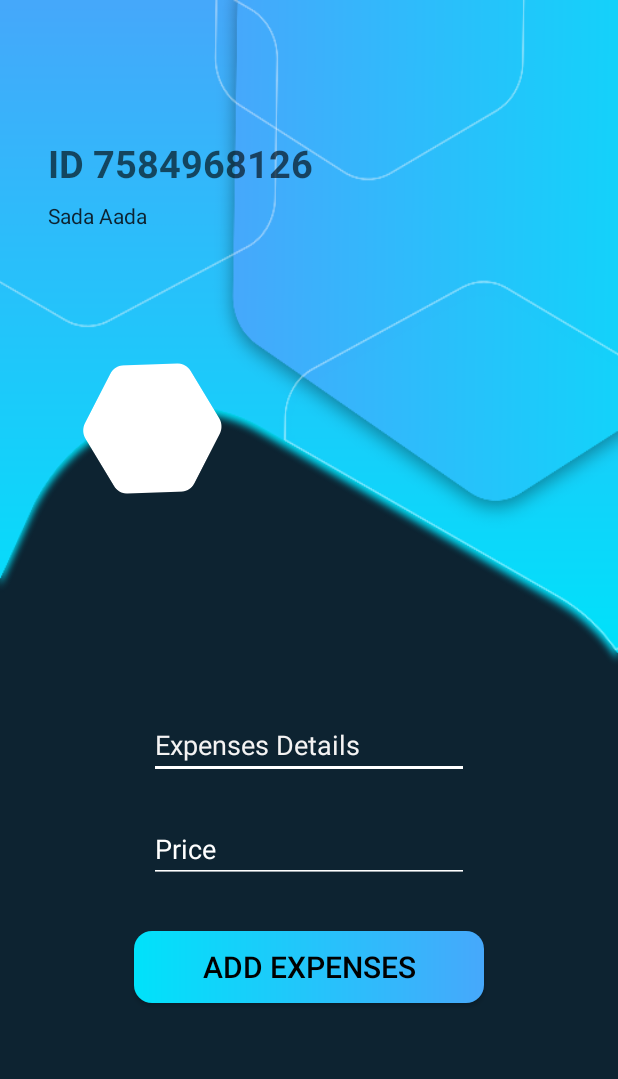
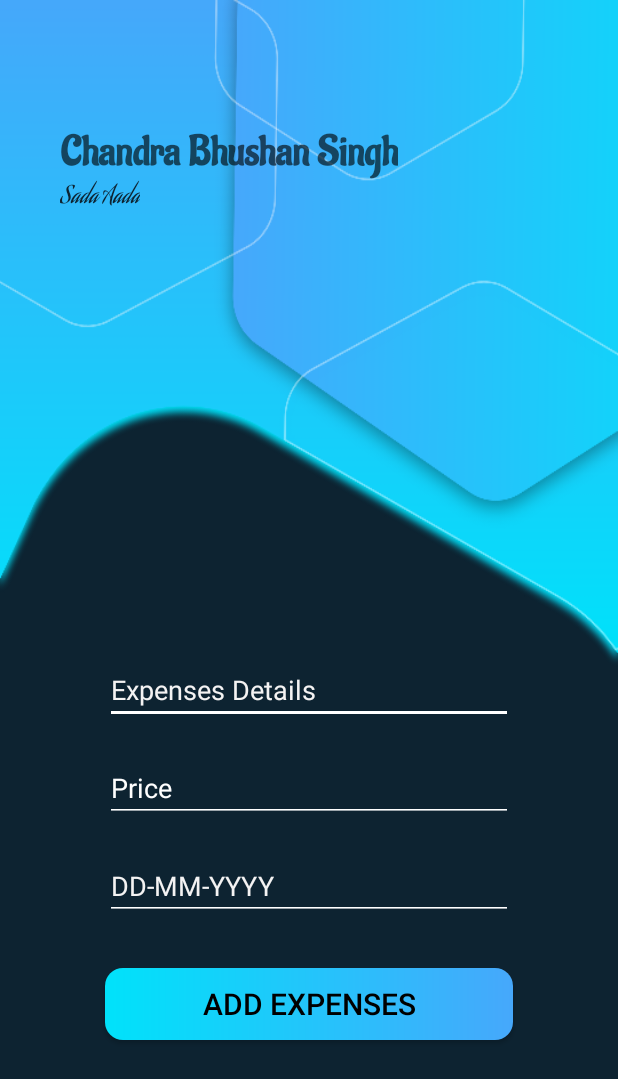
Before and after one commit to Hummer97/EMS_Android_Project, an Android app: the Add_expenses screen opened directly, with no data from a screen before it, on a phone screen of 412 x 824 dp. Shown: the top 1079 px of the screen. Run offline under Robolectric (Android 15) with nearby library versions, the phone set to English and light mode, and no system bars; our stand-ins replace Firebase (no records; nobody signed in at launch, a user with empty details on screens opened directly).

Commit message:
Store Expense data on database and create date picker in Add_expenses activity

```diff
--- a/app/src/main/java/com/roy/Expenses_Management_System/Activities/Add_expenses.java
+++ b/app/src/main/java/com/roy/Expenses_Management_System/Activities/Add_expenses.java
@@ -1,18 +1,165 @@
 package com.roy.Expenses_Management_System.Activities;
 
+
+
+
+import android.app.DatePickerDialog;
+import android.app.ProgressDialog;
+import android.os.Bundle;
+import android.text.TextUtils;
+import android.view.MotionEvent;
+import android.view.View;
+import android.widget.Button;
+import android.widget.DatePicker;
+import android.widget.EditText;
+import android.widget.Toast;
+
+import androidx.annotation.NonNull;
 import androidx.appcompat.app.AppCompatActivity;
 
-import android.os.Bundle;
-import android.widget.Button;
-import android.widget.EditText;
-
+import com.google.android.gms.tasks.OnSuccessListener;
+import com.google.firebase.auth.FirebaseAuth;
+import com.google.firebase.auth.FirebaseUser;
+import com.google.firebase.database.DataSnapshot;
+import com.google.firebase.database.DatabaseError;
+import com.google.firebase.database.DatabaseReference;
+import com.google.firebase.database.FirebaseDatabase;
+import com.google.firebase.database.ValueEventListener;
+import com.roy.Expenses_Management_System.Models.AddExpensesModel;
 import com.roy.Expenses_Management_System.R;
 
+import java.text.SimpleDateFormat;
+import java.util.Calendar;
+import java.util.Date;
+
 public class Add_expenses extends AppCompatActivity {
+    private EditText mAdd_exp_details,mAdd_exp_price,mAdd_exp_date;
+    private Button mAdd_exp_btn;
+    private int mYear,mMonth,mDay;
+    private DatePickerDialog mDatePickerDialog;
+    private FirebaseUser mUser;
+    private FirebaseAuth mAuth;
+    private FirebaseDatabase mDatabase;
+    private DatabaseReference mReference;
+    private String mCurrentUserID,mCurrentGroupID;
+    private ProgressDialog mProgressDialog;
 
     @Override
     protected void onCreate(Bundle savedInstanceState) {
         super.onCreate(savedInstanceState);
         setContentView(R.layout.activity_add_expenses);
+        mAdd_exp_date = findViewById(R.id.add_expense_date);
+        mAdd_exp_btn = findViewById(R.id.add_expense_btn);
+        mAdd_exp_details = findViewById(R.id.add_expense_details);
+        mAdd_exp_price = findViewById(R.id.add_expense_price);
+
+        mAuth = FirebaseAuth.getInstance();
+        mUser = mAuth.getCurrentUser();
+        mDatabase = FirebaseDatabase.getInstance();
+        mProgressDialog = new ProgressDialog(Add_expenses.this);
+
+
+
+
+        setDateTimeField();
+        mAdd_exp_date.setOnTouchListener(new View.OnTouchListener() {
+            @Override
+            public boolean onTouch(View v, MotionEvent event) {
+                mDatePickerDialog.show();
+                return false;
+            }
+        });
+
+
+
+        mAdd_exp_btn.setOnClickListener(new View.OnClickListener() {
+            @Override
+            public void onClick(View view) {
+                final String expense_detail = mAdd_exp_details.getText().toString().trim();
+                final String expense_price = mAdd_exp_price.getText().toString().trim();
+                final String expense_date = mAdd_exp_date.getText().toString().trim();
+                if(!TextUtils.isEmpty(expense_detail) && !TextUtils.isEmpty(expense_price) && !TextUtils.isEmpty(expense_date))
+                {
+                    mProgressDialog.setMessage("Please Wait...");
+                    mProgressDialog.show();
+                    // get user_key and group_key
+                    getUserAndGroupKey();
+
+                    AddExpensesModel addExpensesModel = new AddExpensesModel(mCurrentGroupID,mCurrentUserID,expense_detail,expense_price,expense_date);
+                    addExpenseData(addExpensesModel);
+                }
+                else
+                {
+                    showMessage("Please Fill the all field");
+                }
+            }
+
+
+        });
+
+
+
+
     }
+
+    private void addExpenseData(AddExpensesModel addExpensesModel) {
+        mReference = mDatabase.getReference("Expenses").push();
+        //Get Expense unique ID and update expense_key;
+        final String key = mReference.getKey();
+        addExpensesModel.setExpenses_ID(key);
+
+        mReference.setValue(addExpensesModel).addOnSuccessListener(new OnSuccessListener<Void>() {
+            @Override
+            public void onSuccess(Void aVoid) {
+                mProgressDialog.dismiss();
+                showMessage("Successfully Inserted");
+            }
+        });
+    }
+
+    //Simple method to show the Toast message
+    private void showMessage(String message) {
+
+        Toast.makeText(getApplicationContext(),message,Toast.LENGTH_LONG).show();
+
+    }
+
+    private void getUserAndGroupKey() {
+        mReference = mDatabase.getReference("Users");
+        mCurrentUserID = mUser.getUid();
+        mReference.child(mCurrentUserID).addListenerForSingleValueEvent(new ValueEventListener() {
+            @Override
+            public void onDataChange(@NonNull DataSnapshot dataSnapshot) {
+                mCurrentGroupID = dataSnapshot.child("group_ID").getValue().toString();
+            }
+
+            @Override
+            public void onCancelled(@NonNull DatabaseError databaseError) {
+
+            }
+        });
+
+    }
+
+    // Date Picker
+    private void setDateTimeField() {
+
+        Calendar newCalendar = Calendar.getInstance();
+        mDatePickerDialog = new DatePickerDialog(this, new DatePickerDialog.OnDateSetListener() {
+
+            public void onDateSet(DatePicker view, int year, int monthOfYear, int dayOfMonth) {
+                Calendar newDate = Calendar.getInstance();
+                newDate.set(year, monthOfYear, dayOfMonth);
+                SimpleDateFormat sd = new SimpleDateFormat("dd-MM-yyyy");
+                final Date startDate = newDate.getTime();
+
+                String fdate = sd.format(startDate);
+
+                mAdd_exp_date.setText(fdate);
+
+            }
+        }, newCalendar.get(Calendar.YEAR), newCalendar.get(Calendar.MONTH), newCalendar.get(Calendar.DAY_OF_MONTH));
+        mDatePickerDialog.getDatePicker().setMaxDate(System.currentTimeMillis());
+    }
+
 }
--- a/app/src/main/java/com/roy/Expenses_Management_System/Activities/Profile.java
+++ b/app/src/main/java/com/roy/Expenses_Management_System/Activities/Profile.java
@@ -36,7 +36,6 @@ public class Profile extends AppCompatActivity {
         mProfile_User_GroupName = findViewById(R.id.profile_groupName);
         mProfile_UserMobileNo = findViewById(R.id.profile_userMobileNo);
         mUserMail = findViewById(R.id.profile_userMail);
-        mUserID = findViewById(R.id.profile_userID);
         mProfilePic = findViewById(R.id.profile_userPic);
         mAuth = FirebaseAuth.getInstance();
         mUser = mAuth.getCurrentUser();
@@ -54,6 +53,7 @@ public class Profile extends AppCompatActivity {
 
 
                         mProfile_UserName.setText(name);
+                        mUserMail.setText(mCurrentMailID);
                         mProfile_UserMobileNo.setText(mobileNo);
 
             }
@@ -63,7 +63,7 @@ public class Profile extends AppCompatActivity {
 
             }
         });
-        mUserMail.setText(mCurrentMailID);
+
 
     }
 
--- a/app/src/main/res/layout/activity_add_expenses.xml
+++ b/app/src/main/res/layout/activity_add_expenses.xml
@@ -7,16 +7,16 @@
     android:background="@mipmap/add_expenses"
     tools:context="com.roy.Expenses_Management_System.Activities.Create_Group">
 
-    <ImageView
-        android:id="@+id/imageView"
-        android:layout_width="wrap_content"
-        android:layout_height="wrap_content"
-        android:layout_marginBottom="8dp"
-        app:layout_constraintBottom_toTopOf="@+id/guideline7"
-        app:layout_constraintEnd_toEndOf="parent"
-        app:layout_constraintHorizontal_bias="0.17"
-        app:layout_constraintStart_toStartOf="parent"
-        android:background="@mipmap/add_expenses_imgbg"/>
+<!--    <ImageView-->
+<!--        android:id="@+id/imageView"-->
+<!--        android:layout_width="wrap_content"-->
+<!--        android:layout_height="wrap_content"-->
+<!--        android:layout_marginBottom="8dp"-->
+<!--        app:layout_constraintBottom_toTopOf="@+id/guideline7"-->
+<!--        app:layout_constraintEnd_toEndOf="parent"-->
+<!--        app:layout_constraintHorizontal_bias="0.17"-->
+<!--        app:layout_constraintStart_toStartOf="parent"-->
+<!--        android:background="@mipmap/add_expenses_imgbg"/>-->
 
     <androidx.constraintlayout.widget.Guideline
         android:id="@+id/guideline7"
@@ -25,86 +25,111 @@
         android:orientation="horizontal"
         app:layout_constraintGuide_percent="0.41" />
 
+    <androidx.appcompat.widget.LinearLayoutCompat
+        android:id="@+id/add_linear_title_layout"
+        android:layout_width="0dp"
+        android:layout_height="wrap_content"
+        android:layout_marginLeft="40dp"
+        android:layout_marginTop="84dp"
+        android:orientation="vertical"
+        app:layout_constraintEnd_toEndOf="parent"
+        app:layout_constraintHorizontal_bias="0.1"
+        app:layout_constraintStart_toStartOf="parent"
+        app:layout_constraintTop_toTopOf="parent"
+        tools:ignore="MissingConstraints">
+
         <TextView
             android:id="@+id/show_UserID"
             android:layout_width="wrap_content"
             android:layout_height="wrap_content"
-        android:layout_marginStart="32dp"
-        android:layout_marginLeft="32dp"
-        android:text="ID 7584968126"
+            android:alpha="0.62"
+            android:fontFamily="@font/aladin"
+            android:text="Chandra Bhushan Singh"
             android:textColor="#000000"
-        android:alpha="0.62"
-        android:textSize="25dp"
-        android:textStyle="bold"
-        app:layout_constraintBottom_toTopOf="@+id/guideline7"
-        app:layout_constraintStart_toStartOf="parent"
-        app:layout_constraintTop_toTopOf="parent"
-        app:layout_constraintVertical_bias="0.3" />
+            android:textSize="28dp"
+            android:textStyle="bold" />
 
         <TextView
             android:id="@+id/show_GroupName"
             android:layout_width="wrap_content"
             android:layout_height="wrap_content"
-        android:layout_marginStart="32dp"
-        android:layout_marginLeft="32dp"
-        android:layout_marginTop="8dp"
+            android:fontFamily="@font/aguafina_script"
             android:text="Sada Aada"
             android:textColor="#0D2331"
-        android:textSize="14dp"
-        app:layout_constraintBottom_toTopOf="@+id/guideline7"
+            android:textSize="16dp" />
+
+    </androidx.appcompat.widget.LinearLayoutCompat>
+
+    <LinearLayout
+        android:layout_width="match_parent"
+        android:layout_height="wrap_content"
+        android:layout_marginLeft="60dp"
+        android:layout_marginRight="60dp"
+        android:orientation="vertical"
+        app:layout_constraintBottom_toBottomOf="parent"
+        app:layout_constraintEnd_toEndOf="parent"
+        app:layout_constraintHorizontal_bias="0.0"
         app:layout_constraintStart_toStartOf="parent"
-        app:layout_constraintTop_toBottomOf="@+id/show_UserID"
-        app:layout_constraintVertical_bias="0.0" />
+        app:layout_constraintTop_toTopOf="@+id/guideline7"
+        app:layout_constraintVertical_bias="0.396">
+
 
         <EditText
-        android:id="@+id/editText"
-        android:layout_width="wrap_content"
+            android:id="@+id/add_expense_details"
+            android:layout_width="match_parent"
             android:layout_height="wrap_content"
+            android:layout_marginLeft="10dp"
+            android:layout_marginTop="20dp"
+            android:layout_marginRight="10dp"
+            android:backgroundTint="@color/colorWhite"
+            android:ems="10"
+            android:hint="Expenses Details"
+            android:inputType="textPersonName"
+            android:textColor="@color/colorWhite"
+            android:textColorHint="#F4F3F3" />
+
+        <EditText
+            android:id="@+id/add_expense_price"
+            android:layout_width="match_parent"
+            android:layout_height="wrap_content"
+            android:layout_marginLeft="10dp"
+            android:layout_marginTop="20dp"
+            android:layout_marginRight="10dp"
+            android:backgroundTint="@color/colorWhite"
+            android:ems="10"
+            android:hint="Price"
+            android:inputType="number"
+            android:textColor="@color/colorWhite"
+            android:textColorHint="@color/colorWhite" />
+
+        <EditText
+            android:id="@+id/add_expense_date"
+            android:layout_width="match_parent"
+            android:layout_height="wrap_content"
+            android:layout_marginLeft="10dp"
+            android:layout_marginTop="20dp"
+            android:layout_marginRight="10dp"
             android:ems="10"
             android:inputType="textPersonName"
-        android:hint="Expenses Details"
+            android:backgroundTint="@color/colorWhite"
+            android:hint="DD-MM-YYYY"
             android:textColor="@color/colorWhite"
-        android:textColorHint="#F4F3F3"
-        android:backgroundTint="@color/colorWhite"
-        app:layout_constraintBottom_toBottomOf="parent"
-        app:layout_constraintEnd_toEndOf="parent"
-        app:layout_constraintStart_toStartOf="parent"
-        app:layout_constraintTop_toTopOf="@+id/guideline7"
-        app:layout_constraintVertical_bias="0.308" />
-
-    <EditText
-        android:id="@+id/editText2"
-        android:layout_width="wrap_content"
-        android:layout_height="wrap_content"
-        android:layout_marginTop="24dp"
-        android:ems="10"
-        android:inputType="textPersonName"
-        android:hint="Price"
-        android:textColorHint="@color/colorWhite"
-        android:textColor="@color/colorWhite"
-        android:backgroundTint="@color/colorWhite"
-        app:layout_constraintBottom_toBottomOf="parent"
-        app:layout_constraintEnd_toEndOf="parent"
-        app:layout_constraintStart_toStartOf="parent"
-        app:layout_constraintTop_toBottomOf="@+id/editText"
-        app:layout_constraintVertical_bias="0.0" />
+            android:textColorHint="#F4F3F3" />
 
         <Button
-        android:id="@+id/button"
-        android:layout_width="wrap_content"
+            android:id="@+id/add_expense_btn"
+            android:layout_width="match_parent"
             android:layout_height="wrap_content"
+            android:layout_marginLeft="10dp"
             android:layout_marginTop="32dp"
+            android:layout_marginRight="10dp"
+            android:layout_marginBottom="10dp"
             android:background="@drawable/btn_bg"
+            android:ems="10"
             android:text="Add Expenses"
-        android:textSize="20dp"
-        app:layout_constraintBottom_toBottomOf="parent"
-        app:layout_constraintEnd_toEndOf="parent"
-        app:layout_constraintStart_toStartOf="parent"
-        app:layout_constraintTop_toBottomOf="@+id/editText2"
-        app:layout_constraintVertical_bias="0.0"
             android:textColor="#000000"
-        android:ems="10"
-        />
+            android:textSize="20dp" />
+    </LinearLayout>
 
 
 </androidx.constraintlayout.widget.ConstraintLayout>
```
Also changed, not shown: app/src/main/java/com/roy/Expenses_Management_System/Models/AddExpensesModel.java (added, +66 -0 lines), app/src/main/res/layout/activity_profile.xml (+3 -31 lines). Lines whose indentation alone changed are shown as unchanged.
